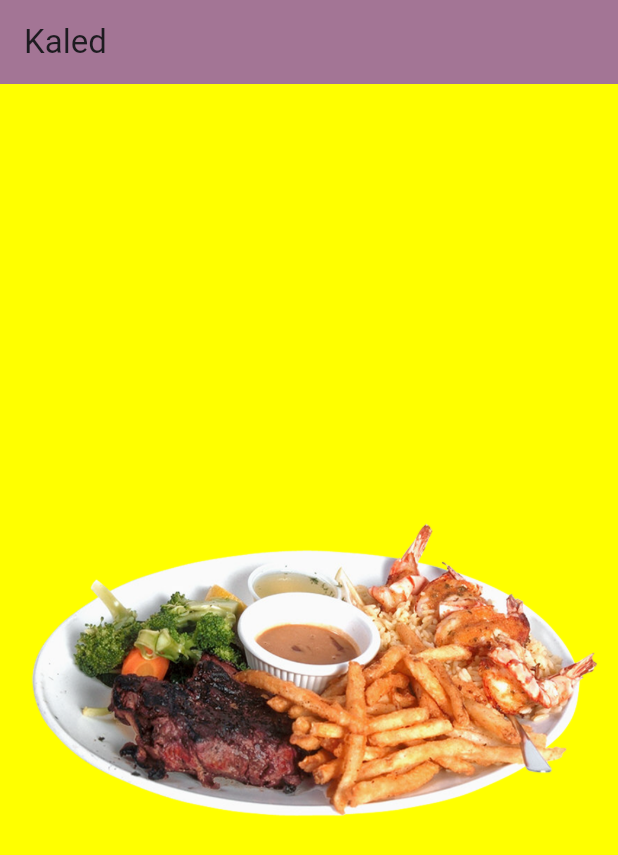
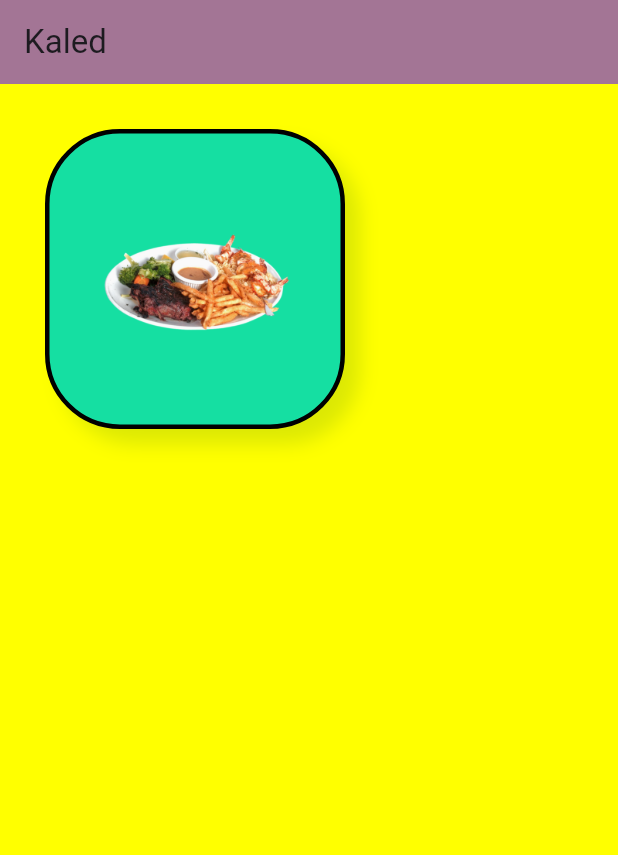
Before and after one commit to Khaled280-313/project, a Flutter app: the screen it shows after launch, on a phone screen of 412 x 824 dp. Shown: the top 855 px of the screen. Run offline on Flutter 3.47's test engine with Material 3 defaults, Android fonts, the phone set to English and light mode, and no system bars.

Commit message:
add  Container

```diff
--- a/lib/main.dart
+++ b/lib/main.dart
@@ -16,10 +16,23 @@
             title: const Text("Kaled"),
             backgroundColor: const Color.fromARGB(184, 128, 64, 207),
           ),
-        body: Center(
+          body: Container(
+            width: 200,
+            height: 200,
+            margin: const EdgeInsets.all(30),
+            padding: const EdgeInsets.fromLTRB(30, 30, 30, 30),
+            decoration:  BoxDecoration(
+              color:  const Color.fromARGB(255, 21, 223, 162),
+              border:  Border.all( color: Colors.black ,width: 3),
+              borderRadius: BorderRadius.circular(50),
+              boxShadow: const [BoxShadow(
+                color: Color.fromARGB(96, 163, 195, 8),
+                offset: Offset(10, 10),
+                blurRadius: 10
+              )]
+            ),
             child: Image.asset("assets/images/breakfast.PNG"),
-        )
-      ),
+          )),
     );
   }
 }
```
Lines whose indentation alone changed are shown as unchanged.
